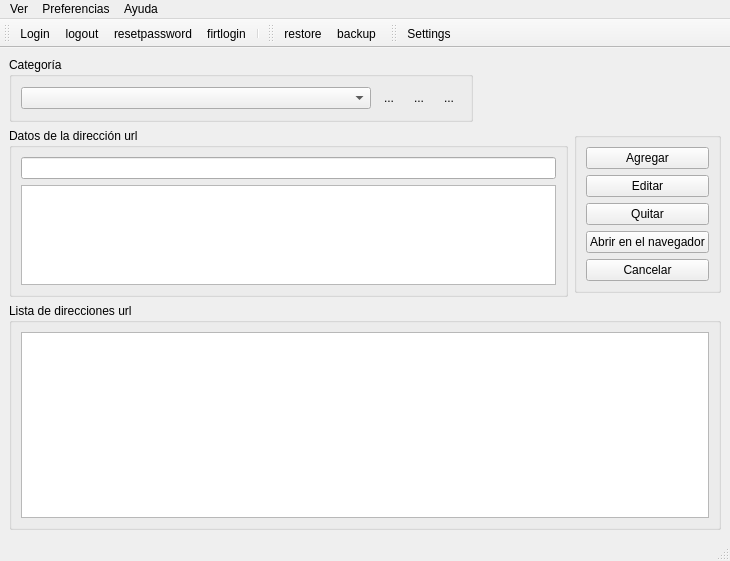
lincolningaroca/swxApp, file mainform.ui: the form before one commit.
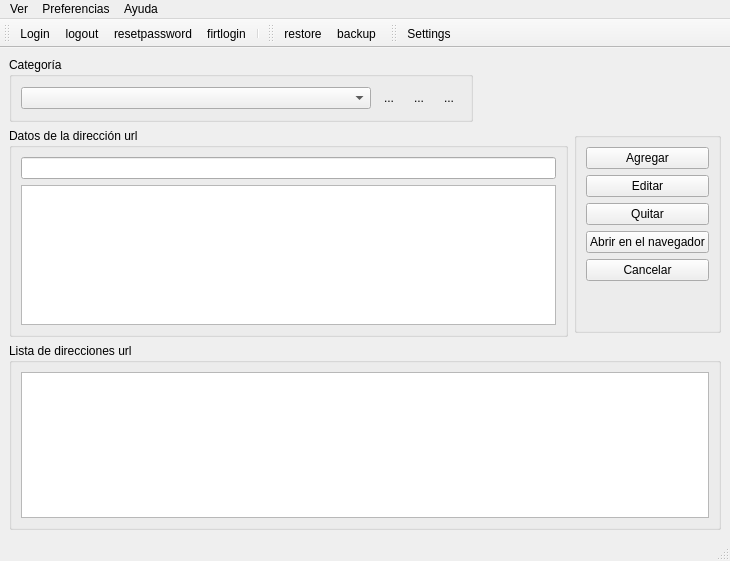
The form after the commit. Icons and pictures are not drawn. Custom widgets are drawn as their Qt base class.

Commit message: feat(url): add SWTextEdit widget with formatting toolbar and description dialog

Patch:
```diff
--- a/mainform.ui
+++ b/mainform.ui
@@ -137,7 +137,7 @@
          <item>
           <widget class="QTextEdit" name="pteDesc">
            <property name="sizePolicy">
-            <sizepolicy hsizetype="Expanding" vsizetype="Fixed">
+            <sizepolicy hsizetype="Expanding" vsizetype="Expanding">
              <horstretch>0</horstretch>
              <verstretch>0</verstretch>
             </sizepolicy>
@@ -145,13 +145,13 @@
            <property name="minimumSize">
             <size>
              <width>0</width>
-             <height>100</height>
+             <height>140</height>
             </size>
            </property>
            <property name="maximumSize">
             <size>
              <width>16777215</width>
-             <height>100</height>
+             <height>140</height>
             </size>
            </property>
            <property name="sizeIncrement">
@@ -212,6 +212,19 @@
            </property>
           </widget>
          </item>
+         <item>
+          <spacer name="verticalSpacer">
+           <property name="orientation">
+            <enum>Qt::Orientation::Vertical</enum>
+           </property>
+           <property name="sizeHint" stdset="0">
+            <size>
+             <width>20</width>
+             <height>40</height>
+            </size>
+           </property>
+          </spacer>
+         </item>
         </layout>
        </widget>
       </item>
@@ -432,6 +445,13 @@
    </property>
   </action>
  </widget>
+ <customwidgets>
+  <customwidget>
+   <class>SWTextEdit</class>
+   <extends>QTextEdit</extends>
+   <header location="global">swwidgets/swtextedit.hpp</header>
+  </customwidget>
+ </customwidgets>
  <resources>
   <include location="rsc.qrc"/>
  </resources>
```
Left out of the diff: 2 changed lines with no effect on the pictures. The commit also changes 12 other files.
